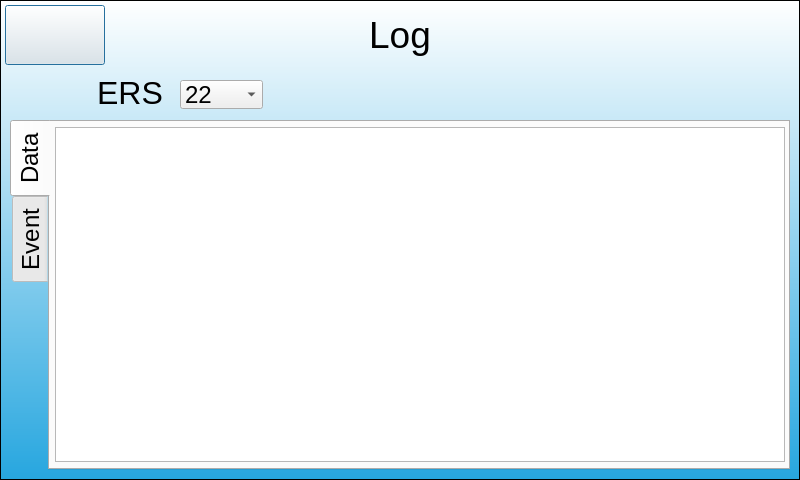
The window that logdialog.ui (Keithsys730/ERC_UI_DEMO) describes before a commit, drawn with Qt 5.
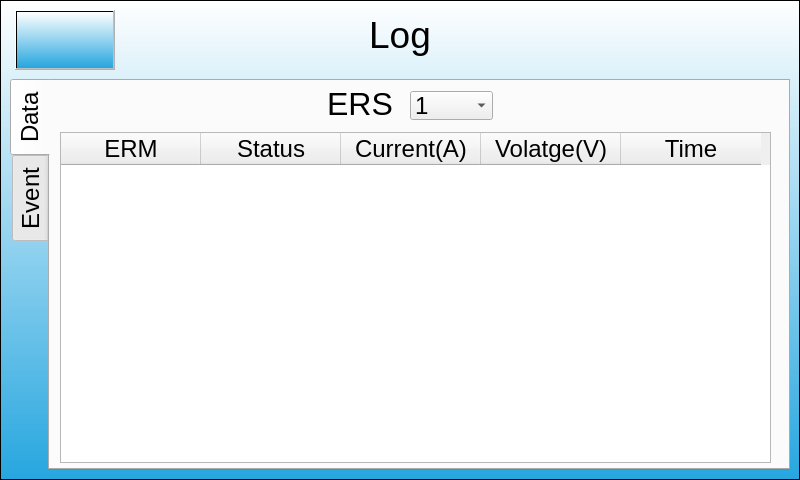
The same window after the commit. Icons and pictures are not drawn.

Patch:
```diff
--- a/logdialog.ui
+++ b/logdialog.ui
@@ -13,22 +13,6 @@
   <property name="windowTitle">
    <string>Dialog</string>
   </property>
-  <widget class="QPushButton" name="returnMainButton">
-   <property name="geometry">
-    <rect>
-     <x>5</x>
-     <y>5</y>
-     <width>100</width>
-     <height>60</height>
-    </rect>
-   </property>
-   <property name="styleSheet">
-    <string notr="true">border-image: url(:/buttonphotos/Meanwell.png);</string>
-   </property>
-   <property name="text">
-    <string/>
-   </property>
-  </widget>
   <widget class="QLabel" name="logLabel">
    <property name="geometry">
     <rect>
@@ -54,9 +38,9 @@
    <property name="geometry">
     <rect>
      <x>10</x>
-     <y>120</y>
+     <y>79</y>
      <width>780</width>
-     <height>350</height>
+     <height>391</height>
     </rect>
    </property>
    <property name="font">
@@ -77,15 +61,102 @@
     <attribute name="title">
      <string>Data</string>
     </attribute>
-    <widget class="QListWidget" name="dataListWidget">
+    <widget class="QTableWidget" name="tableWidget">
      <property name="geometry">
       <rect>
-       <x>5</x>
+       <x>10</x>
+       <y>51</y>
+       <width>711</width>
+       <height>331</height>
+      </rect>
+     </property>
+     <attribute name="horizontalHeaderDefaultSectionSize">
+      <number>140</number>
+     </attribute>
+     <column>
+      <property name="text">
+       <string>ERM</string>
+      </property>
+     </column>
+     <column>
+      <property name="text">
+       <string>Status</string>
+      </property>
+     </column>
+     <column>
+      <property name="text">
+       <string>Current(A)</string>
+      </property>
+     </column>
+     <column>
+      <property name="text">
+       <string>Volatge(V)</string>
+      </property>
+     </column>
+     <column>
+      <property name="text">
+       <string>Time</string>
+      </property>
+     </column>
+    </widget>
+    <widget class="QComboBox" name="ersIndexComboBox">
+     <property name="geometry">
+      <rect>
+       <x>360</x>
+       <y>10</y>
+       <width>83</width>
+       <height>29</height>
+      </rect>
+     </property>
+     <property name="sizePolicy">
+      <sizepolicy hsizetype="Preferred" vsizetype="Preferred">
+       <horstretch>0</horstretch>
+       <verstretch>0</verstretch>
+      </sizepolicy>
+     </property>
+     <property name="font">
+      <font>
+       <pointsize>18</pointsize>
+      </font>
+     </property>
+     <property name="currentIndex">
+      <number>0</number>
+     </property>
+     <property name="maxVisibleItems">
+      <number>7</number>
+     </property>
+     <property name="maxCount">
+      <number>32</number>
+     </property>
+     <property name="insertPolicy">
+      <enum>QComboBox::NoInsert</enum>
+     </property>
+     <item>
+      <property name="text">
+       <string>1</string>
+      </property>
+     </item>
+    </widget>
+    <widget class="QLabel" name="ersIndexLabel">
+     <property name="geometry">
+      <rect>
+       <x>260</x>
        <y>5</y>
-       <width>730</width>
-       <height>335</height>
+       <width>100</width>
+       <height>35</height>
       </rect>
      </property>
+     <property name="font">
+      <font>
+       <pointsize>24</pointsize>
+      </font>
+     </property>
+     <property name="text">
+      <string>ERS</string>
+     </property>
+     <property name="alignment">
+      <set>Qt::AlignCenter</set>
+     </property>
     </widget>
    </widget>
    <widget class="QWidget" name="eventTab">
@@ -104,214 +175,6 @@
     </widget>
    </widget>
   </widget>
-  <widget class="QLabel" name="ersIndexLabel">
-   <property name="geometry">
-    <rect>
-     <x>80</x>
-     <y>75</y>
-     <width>100</width>
-     <height>35</height>
-    </rect>
-   </property>
-   <property name="font">
-    <font>
-     <pointsize>24</pointsize>
-    </font>
-   </property>
-   <property name="text">
-    <string>ERS</string>
-   </property>
-   <property name="alignment">
-    <set>Qt::AlignCenter</set>
-   </property>
-  </widget>
-  <widget class="QComboBox" name="ersIndexComboBox">
-   <property name="geometry">
-    <rect>
-     <x>180</x>
-     <y>80</y>
-     <width>83</width>
-     <height>29</height>
-    </rect>
-   </property>
-   <property name="font">
-    <font>
-     <pointsize>18</pointsize>
-    </font>
-   </property>
-   <property name="currentIndex">
-    <number>22</number>
-   </property>
-   <property name="maxVisibleItems">
-    <number>7</number>
-   </property>
-   <property name="maxCount">
-    <number>32</number>
-   </property>
-   <property name="insertPolicy">
-    <enum>QComboBox::NoInsert</enum>
-   </property>
-   <item>
-    <property name="text">
-     <string>0</string>
-    </property>
-   </item>
-   <item>
-    <property name="text">
-     <string>1</string>
-    </property>
-   </item>
-   <item>
-    <property name="text">
-     <string>2</string>
-    </property>
-   </item>
-   <item>
-    <property name="text">
-     <string>3</string>
-    </property>
-   </item>
-   <item>
-    <property name="text">
-     <string>4</string>
-    </property>
-   </item>
-   <item>
-    <property name="text">
-     <string>5</string>
-    </property>
-   </item>
-   <item>
-    <property name="text">
-     <string>6</string>
-    </property>
-   </item>
-   <item>
-    <property name="text">
-     <string>7</string>
-    </property>
-   </item>
-   <item>
-    <property name="text">
-     <string>8</string>
-    </property>
-   </item>
-   <item>
-    <property name="text">
-     <string>9</string>
-    </property>
-   </item>
-   <item>
-    <property name="text">
-     <string>10</string>
-    </property>
-   </item>
-   <item>
-    <property name="text">
-     <string>11</string>
-    </property>
-   </item>
-   <item>
-    <property name="text">
-     <string>12</string>
-    </property>
-   </item>
-   <item>
-    <property name="text">
-     <string>13</string>
-    </property>
-   </item>
-   <item>
-    <property name="text">
-     <string>14</string>
-    </property>
-   </item>
-   <item>
-    <property name="text">
-     <string>15</string>
-    </property>
-   </item>
-   <item>
-    <property name="text">
-     <string>16</string>
-    </property>
-   </item>
-   <item>
-    <property name="text">
-     <string>17</string>
-    </property>
-   </item>
-   <item>
-    <property name="text">
-     <string>18</string>
-    </property>
-   </item>
-   <item>
-    <property name="text">
-     <string>19</string>
-    </property>
-   </item>
-   <item>
-    <property name="text">
-     <string>20</string>
-    </property>
-   </item>
-   <item>
-    <property name="text">
-     <string>21</string>
-    </property>
-   </item>
-   <item>
-    <property name="text">
-     <string>22</string>
-    </property>
-   </item>
-   <item>
-    <property name="text">
-     <string>23</string>
-    </property>
-   </item>
-   <item>
-    <property name="text">
-     <string>24</string>
-    </property>
-   </item>
-   <item>
-    <property name="text">
-     <string>25</string>
-    </property>
-   </item>
-   <item>
-    <property name="text">
-     <string>26</string>
-    </property>
-   </item>
-   <item>
-    <property name="text">
-     <string>27</string>
-    </property>
-   </item>
-   <item>
-    <property name="text">
-     <string>28</string>
-    </property>
-   </item>
-   <item>
-    <property name="text">
-     <string>29</string>
-    </property>
-   </item>
-   <item>
-    <property name="text">
-     <string>30</string>
-    </property>
-   </item>
-   <item>
-    <property name="text">
-     <string>31</string>
-    </property>
-   </item>
-  </widget>
   <widget class="QFrame" name="baseFrame">
    <property name="geometry">
     <rect>
@@ -330,6 +193,51 @@
    <property name="frameShadow">
     <enum>QFrame::Raised</enum>
    </property>
+   <widget class="QPushButton" name="logoButton">
+    <property name="enabled">
+     <bool>false</bool>
+    </property>
+    <property name="geometry">
+     <rect>
+      <x>15</x>
+      <y>10</y>
+      <width>100</width>
+      <height>60</height>
+     </rect>
+    </property>
+    <property name="styleSheet">
+     <string notr="true">border-image: url(:/buttonphotos/Meanwell.png);</string>
+    </property>
+    <property name="text">
+     <string/>
+    </property>
+   </widget>
+   <widget class="QPushButton" name="returnMainButton">
+    <property name="geometry">
+     <rect>
+      <x>120</x>
+      <y>10</y>
+      <width>60</width>
+      <height>60</height>
+     </rect>
+    </property>
+    <property name="focusPolicy">
+     <enum>Qt::NoFocus</enum>
+    </property>
+    <property name="styleSheet">
+     <string notr="true">border-image: url(:/buttonphotos/home.png);
+</string>
+    </property>
+    <property name="text">
+     <string/>
+    </property>
+    <property name="autoDefault">
+     <bool>false</bool>
+    </property>
+    <property name="flat">
+     <bool>true</bool>
+    </property>
+   </widget>
   </widget>
   <zorder>baseFrame</zorder>
   <zorder>returnMainButton</zorder>
```
Left out of the diff: 31 changed lines with no effect on the pictures.
